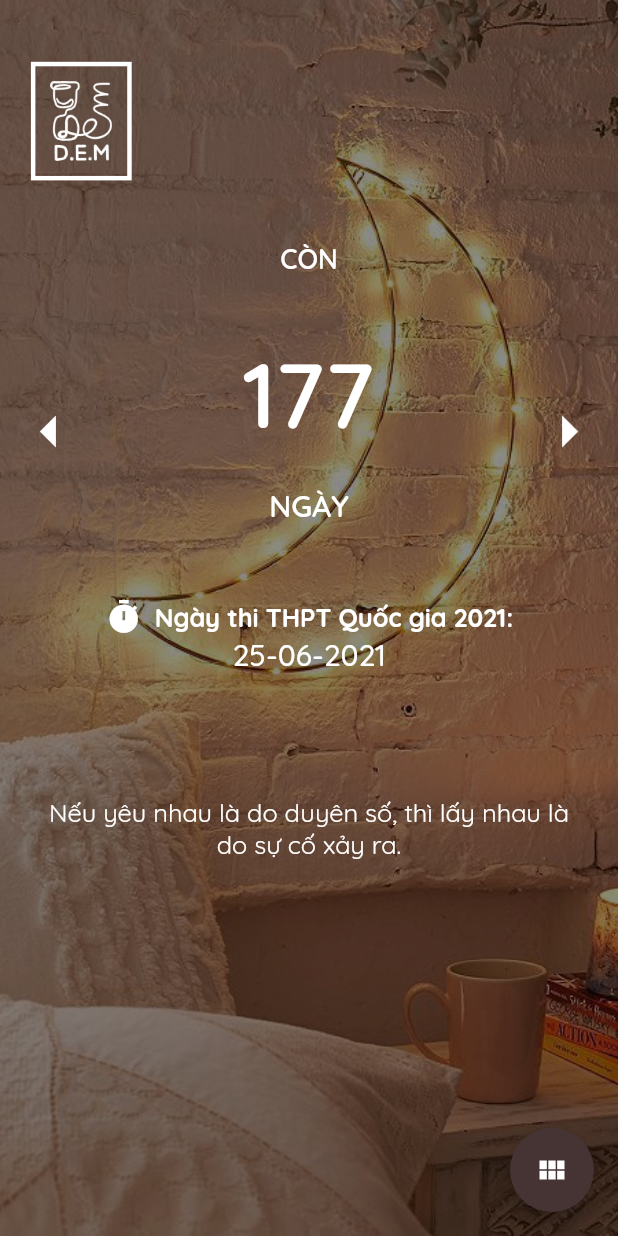
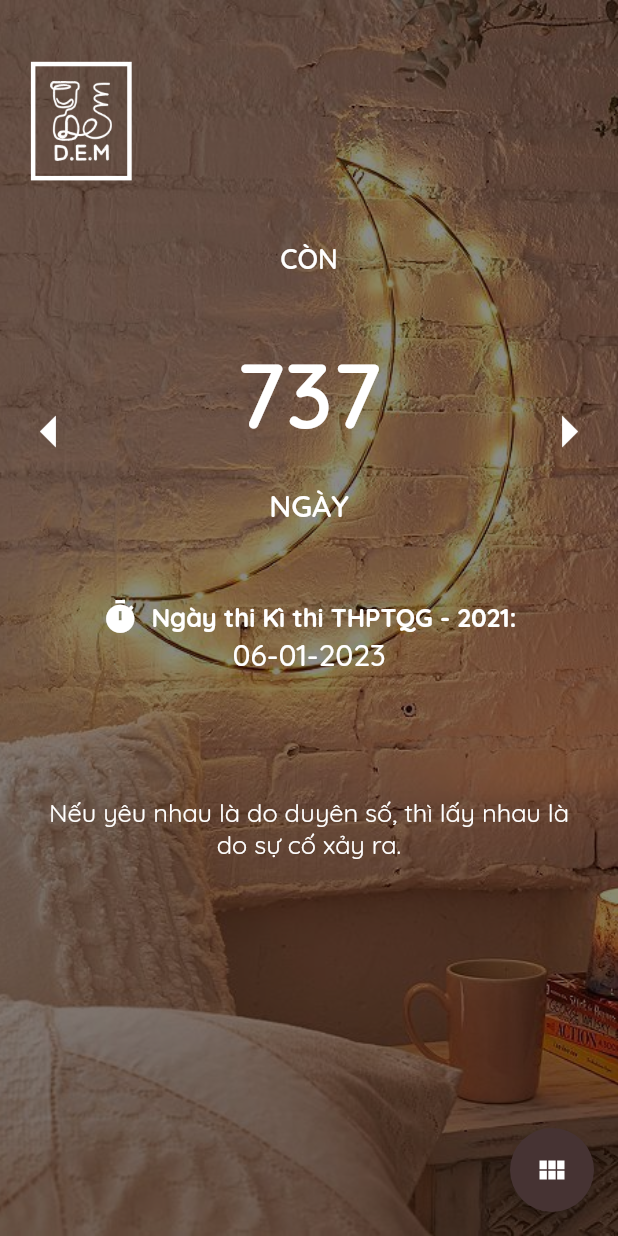
Before and after one commit to phonghoang2k/jlpt-test-date-countdown, a Flutter app: the screen it shows after launch, on a phone screen of 412 x 824 dp. Run offline on Flutter 3.47's test engine with Material 2 defaults, Android fonts, the phone set to English and light mode, and no system bars; drawn by our look-alikes of carousel_slider, flutter_speed_dial; our stand-ins replace audioplayers, bloc, dio, equatable, flutter_bloc, flutter_form_builder and 6 more; generated files the repository leaves out were written again; project files that could hold a hidden picture were left out.

Commit message:
add change target date

```diff
--- a/lib/main.dart
+++ b/lib/main.dart
@@ -12,6 +12,7 @@ Future<void> main() async {
   SystemChrome.setSystemUIOverlayStyle(SystemUiOverlayStyle(
     statusBarColor: Colors.transparent,
   ));
+  SystemChrome.setPreferredOrientations([DeviceOrientation.portraitDown, DeviceOrientation.portraitUp]);
   Application.sharePreference = await SpUtil.getInstance();
   runApp(ModularApp(module: AppModule()));
 }
--- a/lib/src/app/home/cubit/counter.cubit.dart
+++ b/lib/src/app/home/cubit/counter.cubit.dart
@@ -20,7 +20,7 @@ class CounterCubit extends Cubit<CounterState> {
 
   void loadCountTime() {
     timer = Timer.periodic(const Duration(seconds: 1), (timer) {
-      DateCount dateCount = dateRepository.fetchTime(DataConfig.testDate);
+      DateCount dateCount = dateRepository.fetchTime(DataConfig.testDate.date);
       emit(OneSecondPassed(dateCount));
     });
   }
--- a/lib/src/app/home/cubit/home.cubit.dart
+++ b/lib/src/app/home/cubit/home.cubit.dart
@@ -3,16 +3,22 @@ import 'dart:math';
 import 'package:equatable/equatable.dart';
 import 'package:flutter/material.dart';
 import 'package:flutter_bloc/flutter_bloc.dart';
+import 'package:flutter_form_builder/flutter_form_builder.dart';
 import 'package:jlpt_testdate_countdown/src/env/application.dart';
+import 'package:jlpt_testdate_countdown/src/models/target_date/target_date.dart';
+import 'package:jlpt_testdate_countdown/src/repositories/counter.repository.dart';
 import 'package:jlpt_testdate_countdown/src/resources/data.dart';
+import 'package:jlpt_testdate_countdown/src/utils/exception.dart';
 
 part 'home.state.dart';
 
 class HomeCubit extends Cubit<HomeState> {
+  final FakeDateRepository _dateRepository;
   int imageIndex = Application.sharePreference.getInt("imageIndex") ?? 0;
   int quoteIndex = Application.sharePreference.getInt("quoteIndex") ?? 0;
+  GlobalKey<FormBuilderState> fbKey = GlobalKey<FormBuilderState>();
 
-  HomeCubit() : super(HomeInitial()) {
+  HomeCubit(this._dateRepository) : super(HomeInitial()) {
     emit(QuoteChanged(DataConfig.quoteString[quoteIndex]));
     emit(BackgroundImageChanged(DataConfig.imageAssetsLink[imageIndex], false));
     emit(BackgroundImageChanged(DataConfig.imageAssetsLink[imageIndex], true));
@@ -21,9 +27,9 @@ class HomeCubit extends Cubit<HomeState> {
   void loadNewBackgroundImage() {
     emit(BackgroundImageChanged(DataConfig.imageAssetsLink[imageIndex], false));
     Future.delayed(Duration(seconds: 1), () {
-      if(imageIndex < DataConfig.imageAssetsLink.length - 1) {
-        imageIndex ++;
-      }else {
+      if (imageIndex < DataConfig.imageAssetsLink.length - 1) {
+        imageIndex++;
+      } else {
         DataConfig.imageAssetsLink.shuffle();
         imageIndex = 0;
       }
@@ -38,9 +44,24 @@ class HomeCubit extends Cubit<HomeState> {
     emit(QuoteChanged(DataConfig.quoteString[quoteIndex]));
   }
 
+  Future<void> loadDateData() async {
+    try {
+      emit(TargetDatesLoading());
+      var targetDateData = await _dateRepository.fetchAllLearningMaterial();
+      emit(TargetDatesLoaded(targetDateData));
+    } on NetworkException {
+      emit(HomeError("Couldn't fetch data. Is the device online?"));
+    }
+  }
+
   @override
   void onChange(Change<HomeState> change) {
     print(change.nextState);
     super.onChange(change);
   }
+
+  void changeTargetDate(Map<String, dynamic> value) {
+    DataConfig.testDate = value["date"] as TargetDate;
+    emit(TargetDateLoaded(DataConfig.testDate));
+  }
 }
--- a/lib/src/app/home/cubit/home.state.dart
+++ b/lib/src/app/home/cubit/home.state.dart
@@ -19,6 +19,31 @@ class HomeLoading extends HomeState {
   List<Object> get props => [];
 }
 
+class TargetDatesLoading extends HomeState {
+  const TargetDatesLoading();
+
+  @override
+  List<Object> get props => [];
+}
+
+class TargetDatesLoaded extends HomeState {
+  final List<TargetDate> targetDates;
+
+  const TargetDatesLoaded(this.targetDates);
+
+  @override
+  List<Object> get props => [targetDates];
+}
+
+class TargetDateLoaded extends HomeState {
+  final TargetDate targetDate;
+
+  const TargetDateLoaded(this.targetDate);
+
+  @override
+  List<Object> get props => [targetDate];
+}
+
 class BackgroundImageChanged extends HomeState {
   final AssetImage image;
   final bool isChangedImage;
@@ -37,3 +62,12 @@ class QuoteChanged extends HomeState {
   @override
   List<Object> get props => [quote];
 }
+
+class HomeError extends HomeState {
+  final String message;
+
+  const HomeError(this.message);
+
+  @override
+  List<Object> get props => [message];
+}
--- a/lib/src/app/home/home.view.dart
+++ b/lib/src/app/home/home.view.dart
@@ -2,6 +2,7 @@ import 'package:carousel_slider/carousel_slider.dart';
 import 'package:flutter/cupertino.dart';
 import 'package:flutter/material.dart';
 import 'package:flutter_bloc/flutter_bloc.dart';
+import 'package:flutter_form_builder/flutter_form_builder.dart';
 import 'package:flutter_modular/flutter_modular.dart';
 import 'package:flutter_speed_dial/flutter_speed_dial.dart';
 import 'package:intl/intl.dart';
@@ -9,6 +10,8 @@ import 'package:jlpt_testdate_countdown/src/app/home/cubit/counter.cubit.dart';
 import 'package:jlpt_testdate_countdown/src/app/home/cubit/home.cubit.dart';
 import 'package:jlpt_testdate_countdown/src/app/home/home.module.dart';
 import 'package:jlpt_testdate_countdown/src/models/date/date.dart';
+import 'package:jlpt_testdate_countdown/src/models/target_date/target_date.dart';
+import 'package:jlpt_testdate_countdown/src/repositories/counter.repository.dart';
 import 'package:jlpt_testdate_countdown/src/resources/data.dart';
 import 'package:jlpt_testdate_countdown/src/utils/sizeconfig.dart';
 import 'package:share/share.dart';
@@ -22,7 +25,7 @@ class HomeWidget extends StatefulWidget {
 
 class _HomeWidgetState extends State<HomeWidget> {
   CarouselController buttonCarouselController = CarouselController();
-  HomeCubit _homeCubit = HomeCubit();
+  HomeCubit _homeCubit = HomeCubit(FakeDateRepository());
   CounterCubit _counterCubit = Modular.get<CounterCubit>();
 
   @override
@@ -55,11 +58,6 @@ class _HomeWidgetState extends State<HomeWidget> {
                   child: Image.asset('assets/app_icon.png', width: SizeConfig.safeBlockHorizontal * 10),
                   decoration: BoxDecoration(border: Border.all(color: Colors.white, width: 3)),
                 ),
-                // IconButton(
-                //     icon: Icon(Icons.image, color: Colors.white, size: 25),
-                //     onPressed: () {
-                //       _homeCubit.loadNewBackgroundImage();
-                //     }),
                 Spacer(),
                 SizedBox(width: SizeConfig.safeBlockHorizontal * 5),
               ],
@@ -77,9 +75,8 @@ class _HomeWidgetState extends State<HomeWidget> {
                     FlatButton(
                       child: BlocBuilder<CounterCubit, CounterState>(
                         cubit: _counterCubit,
-                        builder: (context, state) => (state is OneSecondPassed)
-                            ? buildCarouselSlider(state.dateCount)
-                            : Center(child: CircularProgressIndicator()),
+                        builder: (context, state) =>
+                            (state is OneSecondPassed) ? buildCarouselSlider(state.dateCount) : Center(child: CircularProgressIndicator()),
                       ),
                       splashColor: Colors.transparent,
                       shape: RoundedRectangleBorder(borderRadius: BorderRadius.circular(100)),
@@ -101,31 +98,29 @@ class _HomeWidgetState extends State<HomeWidget> {
                 children: <Widget>[
                   Icon(Icons.timer, color: Colors.white, size: 25),
                   SizedBox(width: SizeConfig.safeBlockHorizontal * 2),
-                  Text(
-                    "Ngày thi THPT Quốc gia 2021:",
+                  BlocBuilder<HomeCubit, HomeState>(
+                    cubit: _homeCubit,
+                    buildWhen: (prev, now) => now is TargetDateLoaded,
+                    builder: (context, state) => Text(
+                      "Ngày thi ${DataConfig.testDate.name}:",
                       textAlign: TextAlign.center,
                       style: TextStyle(color: Colors.white, fontSize: 17, fontWeight: FontWeight.w700),
                     ),
+                  )
                 ],
               ),
               Text(
-                "${DateFormat('dd-MM-yyyy').format(DataConfig.testDate)}",
+                "${DateFormat('dd-MM-yyyy').format(DataConfig.testDate.date)}",
                 textAlign: TextAlign.center,
                 style: TextStyle(color: Colors.white, fontSize: 20, fontWeight: FontWeight.w500),
               ),
               SizedBox(height: SizeConfig.safeBlockVertical * 10),
-              // GestureDetector(
-              //   child: Icon(Icons.chat, color: Colors.white, size: 30),
-              //   onTap: () => _homeCubit.loadNewQuote(),
-              // ),
-              // SizedBox(height: SizeConfig.safeBlockVertical),
               BlocBuilder<HomeCubit, HomeState>(
                   cubit: _homeCubit,
                   buildWhen: (prev, now) => now is QuoteChanged,
                   builder: (context, state) => GestureDetector(
                       child: Padding(
-                            padding: EdgeInsets.only(
-                                left: SizeConfig.blockSizeHorizontal * 5, right: SizeConfig.blockSizeHorizontal * 5),
+                          padding: EdgeInsets.only(left: SizeConfig.blockSizeHorizontal * 5, right: SizeConfig.blockSizeHorizontal * 5),
                           child: Text(
                             DataConfig.quoteString[_homeCubit.quoteIndex],
                             textAlign: TextAlign.center,
@@ -138,8 +133,7 @@ class _HomeWidgetState extends State<HomeWidget> {
                         } else {
                           _homeCubit.loadNewQuote();
                         }
-                        }
-                      ))
+                      }))
             ]))
           ]))
         ]),
@@ -157,8 +151,7 @@ class _HomeWidgetState extends State<HomeWidget> {
                 labelBackgroundColor: AppColor.brown1,
                 label: 'Chia sẻ',
                 labelStyle: TextStyle(fontWeight: FontWeight.w600, color: Colors.white, fontSize: 16),
-                onTap: () => Share.share('check out my new Facebook page https://www.facebook.com/dudidauthatngau',
-                    subject: 'See yaa'),
+                onTap: () => Share.share('check out my new Facebook page https://www.facebook.com/dudidauthatngau', subject: 'See yaa'),
               ),
               SpeedDialChild(
                 child: Icon(Icons.alarm, color: Colors.white),
@@ -198,7 +191,14 @@ class _HomeWidgetState extends State<HomeWidget> {
                   labelBackgroundColor: AppColor.brown1,
                   label: 'Thay đổi ảnh nền',
                   labelStyle: TextStyle(fontWeight: FontWeight.w600, color: Colors.white, fontSize: 16),
-                  onTap: () => _homeCubit.loadNewBackgroundImage())
+                  onTap: () => _homeCubit.loadNewBackgroundImage()),
+              SpeedDialChild(
+                  child: Icon(Icons.calendar_today, color: Colors.white),
+                  backgroundColor: AppColor.brown1,
+                  labelBackgroundColor: AppColor.brown1,
+                  label: 'Thay đổi ngày thi',
+                  labelStyle: TextStyle(fontWeight: FontWeight.w600, color: Colors.white, fontSize: 16),
+                  onTap: () => {_homeCubit.loadDateData(), showDialog(context: context, builder: (context) => changeDateDialog())}),
             ]));
   }
 
@@ -221,12 +221,53 @@ class _HomeWidgetState extends State<HomeWidget> {
         ),
       );
 
+  AlertDialog changeDateDialog() {
+    return AlertDialog(
+      backgroundColor: Colors.black54,
+      title: Text("Chọn ngày thi", style: TextStyle(color: Colors.white)),
+      content: IntrinsicHeight(
+        child: FormBuilder(
+          key: _homeCubit.fbKey,
+          child: BlocBuilder<HomeCubit, HomeState>(
+            cubit: _homeCubit,
+            builder: (context, state) => (state is TargetDatesLoaded)
+                ? FormBuilderDropdown(
+                    attribute: "date",
+                    // initialValue: widget.data != null ? _cubit.subjectConvert.firstWhere((element) => element.output == widget.data.subject) : null,
+                    decoration: InputDecoration(
+                      border: InputBorder.none,
+                      errorStyle: TextStyle(color: Colors.yellowAccent, fontWeight: FontWeight.bold),
+                      labelText: "Chọn ngày đếm ngược",
+                      labelStyle: TextStyle(color: Colors.white, fontSize: 16, fontWeight: FontWeight.bold),
+                    ),
+                    dropdownColor: Colors.black54,
+                    style: TextStyle(color: Colors.white, fontWeight: FontWeight.w800),
+                    validators: [FormBuilderValidators.required()],
+                    items: state.targetDates.map((TargetDate item) => DropdownMenuItem(value: item, child: Text("${item.name}"))).toList(),
+                  )
+                : Center(child: CircularProgressIndicator()),
+          ),
+        ),
+      ),
+      actions: [
+        FlatButton(
+            onPressed: () {
+              if (_homeCubit.fbKey.currentState.saveAndValidate()) {
+                _homeCubit.changeTargetDate(_homeCubit.fbKey.currentState.value);
+                Navigator.of(context).pop();
+              }
+            },
+            child: Text("Lưu", style: TextStyle(color: Colors.white))),
+        FlatButton(onPressed: () => Navigator.pop(context), child: Text("Hủy", style: TextStyle(color: Colors.white))),
+      ],
+    );
+  }
+
   Column buildColumnWithData(DateCount date, String type) {
     return Column(
       mainAxisAlignment: MainAxisAlignment.center,
       children: <Widget>[
-        Text("${counting(date, type)}",
-            style: TextStyle(color: Colors.white, fontSize: 60, fontWeight: FontWeight.w600)),
+        Text("${counting(date, type)}", style: TextStyle(color: Colors.white, fontSize: 60, fontWeight: FontWeight.w600)),
         SizedBox(height: SizeConfig.blockSizeVertical * 3),
         Text(type, style: TextStyle(color: Colors.white, fontSize: 20, fontWeight: FontWeight.w600)),
       ],
--- /dev/null
+++ b/lib/src/models/target_date/target_date.dart
@@ -0,0 +1,16 @@
+import 'package:json_annotation/json_annotation.dart';
+
+part 'target_date.g.dart';
+
+@JsonSerializable(nullable: true)
+class TargetDate {
+  String name;
+  DateTime date;
+  String id;
+
+  TargetDate({this.name, this.date, this.id});
+
+  factory TargetDate.fromJson(Map<String, dynamic> json) => _$TargetDateFromJson(json);
+
+  Map<String, dynamic> toJson() => _$TargetDateToJson(this);
+}
--- a/lib/src/resources/data.dart
+++ b/lib/src/resources/data.dart
@@ -1,5 +1,6 @@
 import 'package:flutter/material.dart';
 import 'package:jlpt_testdate_countdown/src/models/music/music.dart';
+import 'package:jlpt_testdate_countdown/src/models/target_date/target_date.dart';
 
 class DataConfig {
   static final List<AssetImage> imageAssetsLink = <AssetImage>[
@@ -8,7 +9,6 @@ class DataConfig {
     AssetImage("assets/background/meo12.jfif"),
     AssetImage("assets/background/meo13.jfif"),
     AssetImage("assets/background/blink.gif"),
-
   ];
 
   static final List<Music> musicList = <Music>[
@@ -33,7 +33,7 @@ class DataConfig {
     "Đường lên đại học thì xa.. đường ra ruộng lúa thì: Ah! đây rồi",
   ];
 
-  static final testDate = DateTime(2021, 6, 25);
+  static TargetDate testDate = TargetDate(date: DateTime(2021, 25, 6), name: "Kì thi THPTQG - 2021");
 }
 
 class AppColorBrownVintage {
@@ -45,7 +45,6 @@ class AppColorBrownVintage {
   static final Color tawny = Color(0xFF80471C);
   static final Color gingerBread = Color(0xFF5E2C04);
   static final Color chocolate = Color(0xFF2E1503);
-
 }
 
 class AppColor {
--- /dev/null
+++ b/lib/src/services/date.service.dart
@@ -0,0 +1,7 @@
+import 'package:jlpt_testdate_countdown/src/env/application.dart';
+
+class DateService {
+  static Future<dynamic> getAllTargetDates() {
+    return Application.api.get("/dates");
+  }
+}
```
Also changed, not shown: lib/src/app/home/note/note-page.view.dart (+14 -29 lines), lib/src/repositories/counter.repository.dart (+10 -0 lines), lib/src/models/target_date/target_date.g.dart (added). Lines whose indentation alone changed are shown as unchanged.
